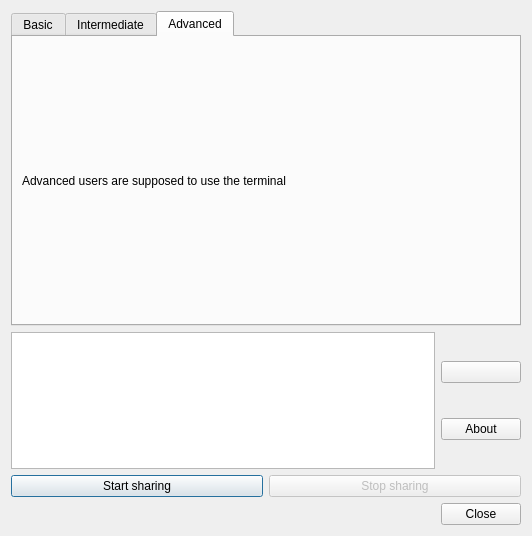
This is qweborf/main.ui in ltworf/weborf as Qt 5 draws it before an edit. The edited form follows.
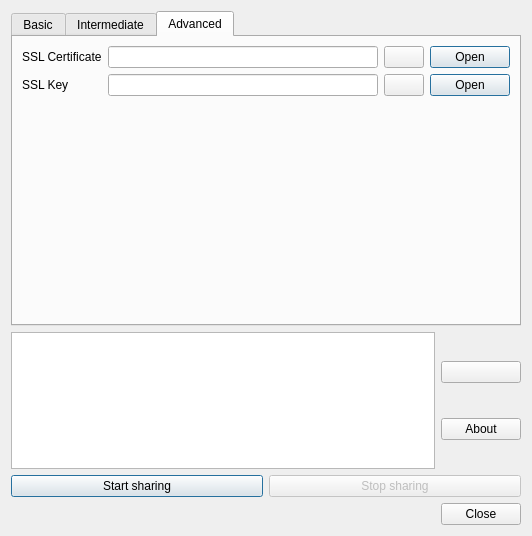
This is the edited form. The open tabs and pages were chosen to show the change. Icons and pictures are not drawn.

Commit message: New fields, also remove the internal joke

Patch:
```diff
--- a/qweborf/main.ui
+++ b/qweborf/main.ui
@@ -309,14 +309,104 @@
       <attribute name="title">
        <string>Advanced</string>
       </attribute>
-      <layout class="QVBoxLayout" name="verticalLayout_5">
-       <item>
+      <layout class="QFormLayout" name="formLayout_4">
+       <item row="0" column="0">
         <widget class="QLabel" name="label_7">
          <property name="text">
-          <string>Advanced users are supposed to use the terminal</string>
+          <string>SSL Certificate</string>
          </property>
         </widget>
        </item>
+       <item row="0" column="1">
+        <layout class="QHBoxLayout" name="horizontalLayout_6">
+         <item>
+          <widget class="QLineEdit" name="txtCert">
+           <property name="toolTip">
+            <string>Insert here the absolute path of the directory to share</string>
+           </property>
+          </widget>
+         </item>
+         <item>
+          <widget class="QPushButton" name="cmdClearPath_2">
+           <property name="accessibleName">
+            <string>clear SSL certificate</string>
+           </property>
+           <property name="accessibleDescription">
+            <string extracomment="Clear SSL certificate"/>
+           </property>
+           <property name="text">
+            <string/>
+           </property>
+           <property name="icon">
+            <iconset theme="edit-clear"/>
+           </property>
+          </widget>
+         </item>
+         <item>
+          <widget class="QDialogButtonBox" name="cmdOpenCert">
+           <property name="maximumSize">
+            <size>
+             <width>80</width>
+             <height>16777215</height>
+            </size>
+           </property>
+           <property name="standardButtons">
+            <set>QDialogButtonBox::Open</set>
+           </property>
+          </widget>
+         </item>
+        </layout>
+       </item>
+       <item row="1" column="0">
+        <widget class="QLabel" name="label_10">
+         <property name="text">
+          <string>SSL Key</string>
+         </property>
+         <property name="buddy">
+          <cstring>txtKey</cstring>
+         </property>
+        </widget>
+       </item>
+       <item row="1" column="1">
+        <layout class="QHBoxLayout" name="horizontalLayout_7">
+         <item>
+          <widget class="QLineEdit" name="txtKey">
+           <property name="toolTip">
+            <string>Insert here the absolute path of the directory to share</string>
+           </property>
+          </widget>
+         </item>
+         <item>
+          <widget class="QPushButton" name="cmdClearPath_3">
+           <property name="accessibleName">
+            <string>clear SSL key</string>
+           </property>
+           <property name="accessibleDescription">
+            <string extracomment="clear SSL key"/>
+           </property>
+           <property name="text">
+            <string/>
+           </property>
+           <property name="icon">
+            <iconset theme="edit-clear"/>
+           </property>
+          </widget>
+         </item>
+         <item>
+          <widget class="QDialogButtonBox" name="cmdOpenKey">
+           <property name="maximumSize">
+            <size>
+             <width>80</width>
+             <height>16777215</height>
+            </size>
+           </property>
+           <property name="standardButtons">
+            <set>QDialogButtonBox::Open</set>
+           </property>
+          </widget>
+         </item>
+        </layout>
+       </item>
       </layout>
      </widget>
     </widget>
```
Left out of the diff: 77 changed lines with no effect on the pictures.
